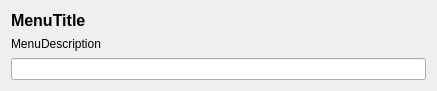
This is Nucleus/gui/settings/menu_text.ui in SilMon/NucDetect as Qt 5 draws it before an edit. The edited form follows.
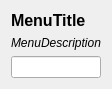
This is the edited form.

What changed in the file:
```diff
--- a/Nucleus/gui/settings/menu_text.ui
+++ b/Nucleus/gui/settings/menu_text.ui
@@ -6,10 +6,16 @@
    <rect>
     <x>0</x>
     <y>0</y>
-    <width>437</width>
-    <height>91</height>
+    <width>109</width>
+    <height>64</height>
    </rect>
   </property>
+  <property name="sizePolicy">
+   <sizepolicy hsizetype="Expanding" vsizetype="Minimum">
+    <horstretch>0</horstretch>
+    <verstretch>0</verstretch>
+   </sizepolicy>
+  </property>
   <property name="windowTitle">
    <string>Dialog</string>
   </property>
@@ -26,13 +32,24 @@
      <property name="text">
       <string>MenuTitle</string>
      </property>
+     <property name="wordWrap">
+      <bool>true</bool>
+     </property>
     </widget>
    </item>
    <item>
     <widget class="QLabel" name="description">
+     <property name="font">
+      <font>
+       <italic>true</italic>
+      </font>
+     </property>
      <property name="text">
       <string>MenuDescription</string>
      </property>
+     <property name="wordWrap">
+      <bool>true</bool>
+     </property>
     </widget>
    </item>
    <item>
```
